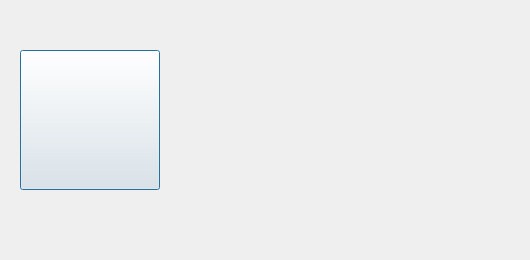
First picture: the form in src/dialogaboutthis.ui, repository cnldw/FinanceFileReader, before the edit.
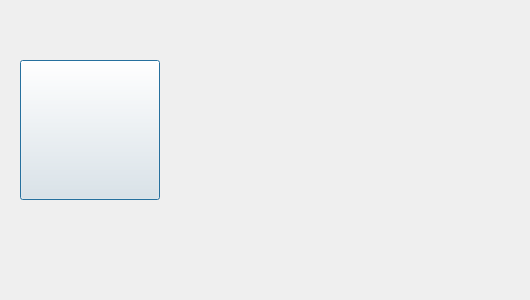
Second picture: the form after the edit. Icons and pictures are not drawn.

```diff
--- a/src/dialogaboutthis.ui
+++ b/src/dialogaboutthis.ui
@@ -7,19 +7,19 @@
     <x>0</x>
     <y>0</y>
     <width>530</width>
-    <height>260</height>
+    <height>300</height>
    </rect>
   </property>
   <property name="minimumSize">
    <size>
     <width>530</width>
-    <height>260</height>
+    <height>300</height>
    </size>
   </property>
   <property name="maximumSize">
    <size>
     <width>530</width>
-    <height>260</height>
+    <height>300</height>
    </size>
   </property>
   <property name="windowTitle">
@@ -31,7 +31,7 @@
      <x>190</x>
      <y>10</y>
      <width>331</width>
-     <height>241</height>
+     <height>271</height>
     </rect>
    </property>
    <property name="toolTip">
@@ -54,7 +54,7 @@
    <property name="geometry">
     <rect>
      <x>20</x>
-     <y>50</y>
+     <y>60</y>
      <width>140</width>
      <height>140</height>
     </rect>
```
